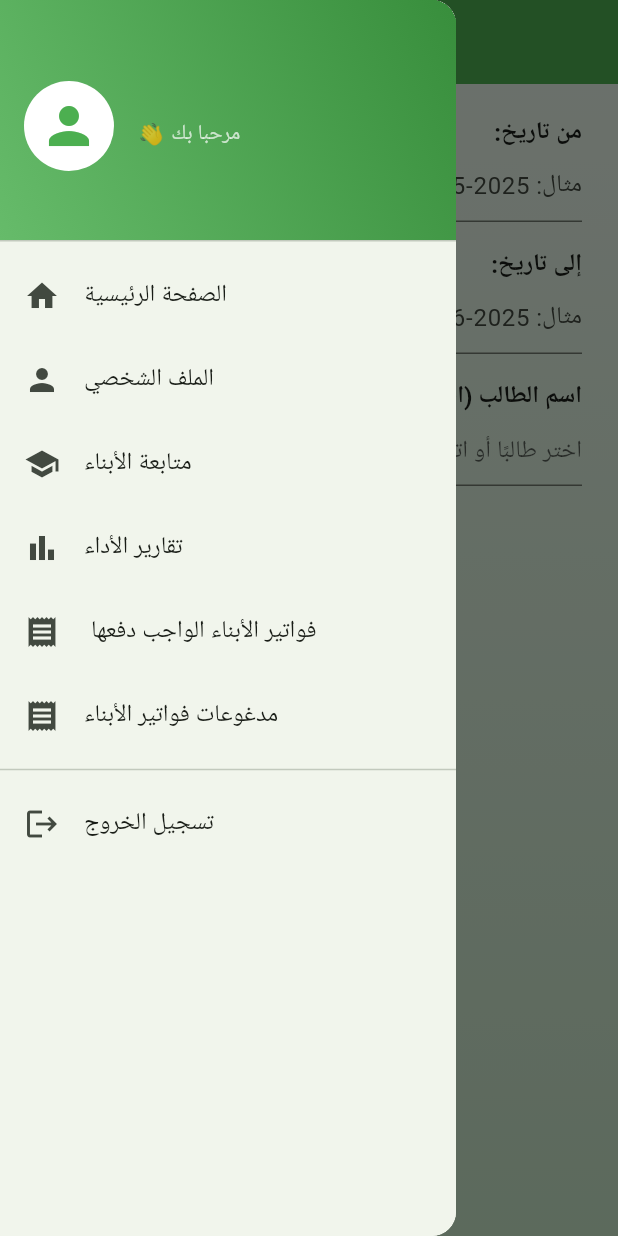
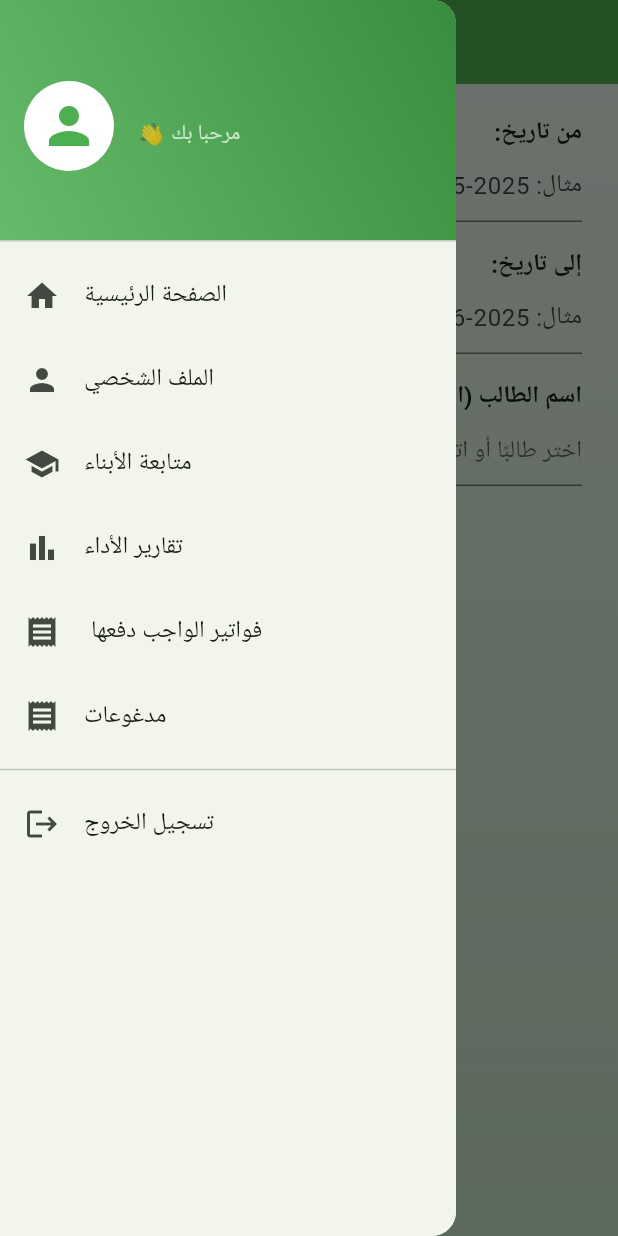
Before and after one commit to mohammadnajjar2001/School-in-Flutter, a Flutter app: the PerformanceReportsPage screen opened directly with empty values, with the side drawer open, on a phone screen of 412 x 824 dp. Run offline on Flutter 3.47's test engine with Material 3 defaults, Android fonts, the phone set to English and light mode, and no system bars; network calls fail; Roboto replaces fonts that are missing (Cairo).

Commit message:
fix bug part 2

```diff
--- a/lib/parent/parent_drawer.dart
+++ b/lib/parent/parent_drawer.dart
@@ -185,7 +185,7 @@ class ParentDrawer extends StatelessWidget {
           ),
           ListTile(
             leading: const Icon(Icons.receipt),
-            title: const Text(' فواتير الأبناء الواجب دفعها'),
+            title: const Text(' فواتير الواجب دفعها'),
             onTap: () {
               Navigator.pop(context);
               Navigator.push(
@@ -198,7 +198,7 @@ class ParentDrawer extends StatelessWidget {
           ),
           ListTile(
             leading: const Icon(Icons.receipt),
-            title: const Text('مدغوعات فواتير الأبناء'),
+            title: const Text('مدغوعات'),
             onTap: () {
               Navigator.pop(context);
               Navigator.push(
--- a/lib/parent/parent_invoices_page.dart
+++ b/lib/parent/parent_invoices_page.dart
@@ -104,7 +104,7 @@ class _ParentInvoicesPageState extends State<ParentInvoicesPage> {
   Widget build(BuildContext context) {
     return Scaffold(
       appBar: AppBar(
-        title: const Text('💳 تم السداد '),
+        title: const Text('💳 المدفوعات'),
         backgroundColor: Colors.green,
         centerTitle: true,
       ),
--- a/lib/parent/parent_invoices_page0.dart
+++ b/lib/parent/parent_invoices_page0.dart
@@ -75,7 +75,7 @@ class _ParentInvoicesPage0State extends State<ParentInvoicesPage0> {
   Widget build(BuildContext context) {
     return Scaffold(
       appBar: AppBar(
-        title: const Text('💳 لم يتم السداد '),
+        title: const Text(' فواتير الواجب دفعها 💳'),
         backgroundColor: Colors.green,
         centerTitle: true,
       ),
```
